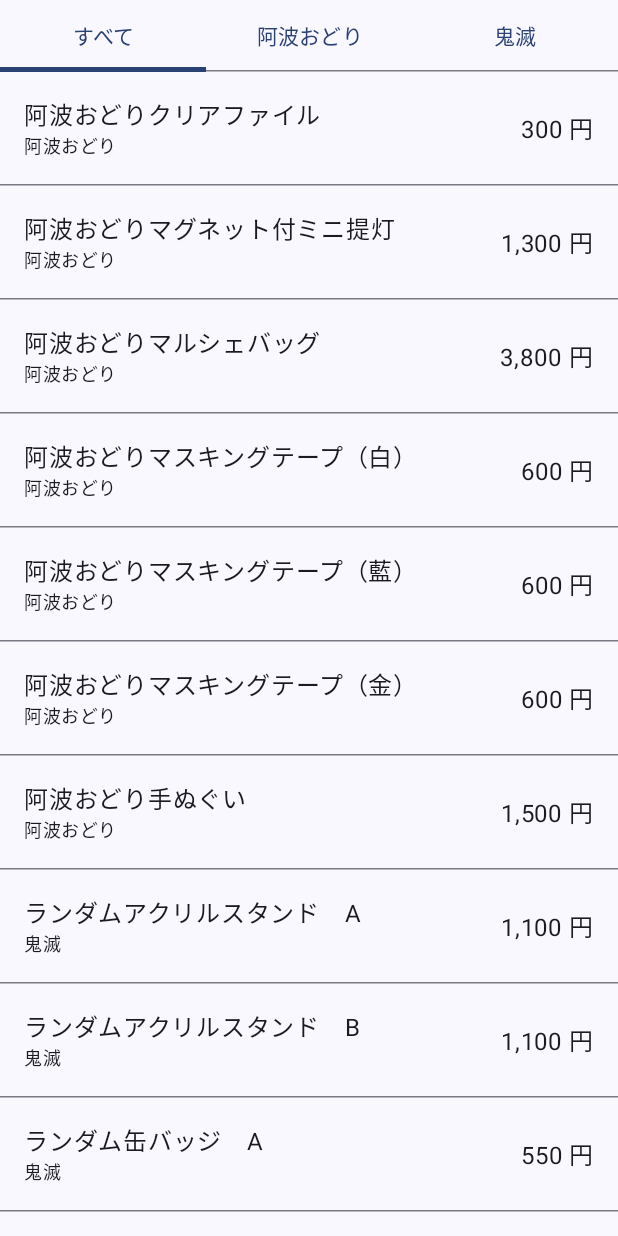
After one commit to modybick/Pos, an Android app built with Jetpack Compose: the composable ProductListScreen shown on its own in the app's theme, on a phone screen of 412 x 824 dp. The commit adds this screen. Run offline under Robolectric (Android 15) with nearby library versions, the light colour scheme and no system bars; our stand-ins replace Dagger/Hilt's generated code, Room's generated code; 4 statements that could not run were skipped.

Commit message:
商品一覧からカートへの追加を実装

```diff
--- a/app/src/main/java/com/example/pos/database/ProductDao.kt
+++ b/app/src/main/java/com/example/pos/database/ProductDao.kt
@@ -27,7 +27,7 @@
      * Flowを使用することで、データが変更されるたびに自動で最新のリストが通知される。
      * @return 商品リストのFlow
      */
-    @Query("SELECT * FROM products ORDER BY name ASC")
+    @Query("SELECT * FROM products ORDER BY barcode ASC")
     fun getAllProducts(): Flow<List<Product>>
 
     /**
--- /dev/null
+++ b/app/src/main/java/com/example/pos/ui/products/ProductListScreen.kt
@@ -0,0 +1,85 @@
+package com.example.pos.ui.products
+
+import androidx.compose.foundation.clickable
+import androidx.compose.foundation.layout.*
+import androidx.compose.foundation.lazy.LazyColumn
+import androidx.compose.foundation.lazy.items
+import androidx.compose.foundation.pager.HorizontalPager
+import androidx.compose.foundation.pager.rememberPagerState
+import androidx.compose.material3.*
+import androidx.compose.runtime.*
+import androidx.compose.ui.Alignment
+import androidx.compose.ui.Modifier
+import androidx.compose.ui.unit.dp
+import androidx.hilt.navigation.compose.hiltViewModel
+import com.example.pos.utils.toCurrencyFormat
+import kotlinx.coroutines.launch
+
+@OptIn(ExperimentalMaterial3Api::class, androidx.compose.foundation.ExperimentalFoundationApi::class)
+@Composable
+fun ProductListScreen(
+    productListViewModel: ProductListViewModel = hiltViewModel(),
+    onProductSelected: (String) -> Unit
+) {
+    val uiState by productListViewModel.uiState.collectAsState()
+
+    Column(modifier = Modifier.fillMaxWidth()) {
+        if (uiState.isLoading) {
+            Box(Modifier.fillMaxWidth().height(400.dp), contentAlignment = Alignment.Center) {
+                CircularProgressIndicator()
+            }
+        } else if (uiState.tags.isNotEmpty()) {
+            val pagerState = rememberPagerState(pageCount = { uiState.tags.size })
+            val scope = rememberCoroutineScope()
+
+            // タブ
+            TabRow(selectedTabIndex = pagerState.currentPage) {
+                uiState.tags.forEachIndexed { index, title ->
+                    Tab(
+                        selected = pagerState.currentPage == index,
+                        onClick = {
+                            scope.launch { pagerState.animateScrollToPage(index) }
+                        },
+                        text = { Text(title) }
+                    )
+                }
+            }
+
+            // ページャー
+            HorizontalPager(
+                state = pagerState,
+                modifier = Modifier.fillMaxWidth().weight(1f)
+            ) { page ->
+                val currentTag = uiState.tags[page]
+                val productsForTag = uiState.productsByTag[currentTag] ?: emptyList()
+
+                LazyColumn(modifier = Modifier.fillMaxHeight()) {
+                    items(productsForTag, key = { it.barcode }) { product ->
+                        ProductRow(
+                            product = product,
+                            onClick = { onProductSelected(product.barcode) }
+                        )
+                        HorizontalDivider()
+                    }
+                }
+            }
+        }
+    }
+}
+
+@Composable
+private fun ProductRow(product: com.example.pos.database.Product, onClick: () -> Unit) {
+    Row(
+        modifier = Modifier
+            .fillMaxWidth()
+            .clickable(onClick = onClick)
+            .padding(16.dp),
+        verticalAlignment = Alignment.CenterVertically
+    ) {
+        Column(modifier = Modifier.weight(1f)) {
+            Text(product.name, style = MaterialTheme.typography.bodyLarge)
+            Text(product.tag ?: "", style = MaterialTheme.typography.bodySmall)
+        }
+        Text("${product.price.toCurrencyFormat()} 円")
+    }
+}
--- /dev/null
+++ b/app/src/main/java/com/example/pos/ui/products/ProductListViewModel.kt
@@ -0,0 +1,47 @@
+package com.example.pos.ui.products
+
+import androidx.lifecycle.ViewModel
+import androidx.lifecycle.viewModelScope
+import com.example.pos.data.ProductRepository
+import com.example.pos.database.Product
+import dagger.hilt.android.lifecycle.HiltViewModel
+import kotlinx.coroutines.flow.*
+import javax.inject.Inject
+
+data class ProductListUiState(
+    val tags: List<String> = emptyList(), // タブに表示するタグのリスト
+    val productsByTag: Map<String, List<Product>> = emptyMap(), // タグでグループ化された商品
+    val isLoading: Boolean = true
+)
+
+@HiltViewModel
+class ProductListViewModel @Inject constructor(
+    productRepository: ProductRepository
+) : ViewModel() {
+
+    private val _uiState = MutableStateFlow(ProductListUiState())
+    val uiState: StateFlow<ProductListUiState> = _uiState.asStateFlow()
+
+    init {
+        productRepository.getAllProducts()
+            .onEach { products ->
+                // タグがnullまたは空のものを「その他」に分類
+                val productsByTag = products.groupBy { it.tag?.takeIf { it.isNotBlank() } ?: "その他" }
+
+                // タグのリストを作成し、先頭に「すべて」を追加
+                val tags = listOf("すべて") + productsByTag.keys.sorted()
+
+                // 「すべて」タブ用に全商品のマッピングを追加
+                val finalProductsMap = mapOf("すべて" to products) + productsByTag
+
+                _uiState.update {
+                    it.copy(
+                        tags = tags,
+                        productsByTag = finalProductsMap,
+                        isLoading = false
+                    )
+                }
+            }
+            .launchIn(viewModelScope)
+    }
+}
--- a/app/src/main/java/com/example/pos/ui/sale/SaleScreen.kt
+++ b/app/src/main/java/com/example/pos/ui/sale/SaleScreen.kt
@@ -32,11 +32,13 @@
 import androidx.compose.ui.res.painterResource
 import com.example.pos.R
 import com.example.pos.utils.toCurrencyFormat
+import com.example.pos.ui.products.ProductListScreen
 
 /**
  * メインのレジ画面
  * 上部にカメラプレビュー、下部にカート情報を表示する
  */
+@OptIn(ExperimentalMaterial3Api::class)
 @Composable
 fun SaleScreen(
     saleViewModel: SaleViewModel,
@@ -52,6 +54,10 @@
     LaunchedEffect(isVibrationOn) {
         saleViewModel.setVibrationEnabled(isVibrationOn)
     }
+
+    // 👇 ボトムシートの表示状態を管理
+    val sheetState = rememberModalBottomSheetState()
+    var showProductSheet by remember { mutableStateOf(false) }
 
     var showClearConfirmDialog by remember { mutableStateOf(false) }
 
@@ -221,6 +227,13 @@
                         Text("クリア")
                     }
 
+                    OutlinedButton(
+                        onClick = { showProductSheet = true }, // 👈 ボトムシートを表示
+                        modifier = Modifier.weight(1f)
+                    ) {
+                        Text("商品一覧")
+                    }
+
                     // 売上履歴ボタン
                     OutlinedButton(
                         onClick = onNavigateToHistory,
@@ -230,6 +243,21 @@
                     }
                 }
             }
+        }
+    }
+    // 👇 商品一覧ボトムシートの定義
+    if (showProductSheet) {
+        ModalBottomSheet(
+            onDismissRequest = { showProductSheet = false },
+            sheetState = sheetState
+        ) {
+            // ボトムシートの中身としてProductListScreenを呼び出す
+            ProductListScreen(
+                onProductSelected = { barcode ->
+                    saleViewModel.onBarcodeScanned(barcode)
+                    // 連続追加できるよう、ここではシートを閉じない
+                }
+            )
         }
     }
 }
```
